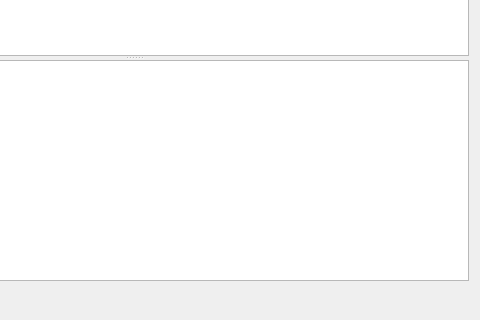
Before: the Qt Designer form Source/QtDialog/CMakeSetupDialog.ui in Kitware/CMake, drawn with Qt 5; both pictures show x 213 to 693 and y 262 to 582 of the 693 by 582 pixel window.
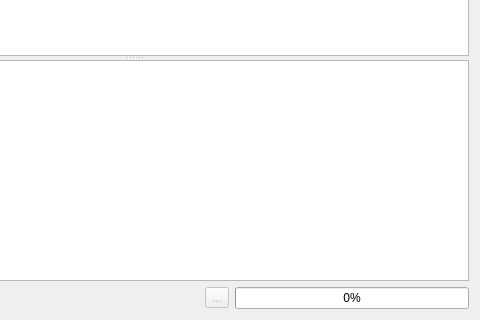
After: the same form once the commit is applied. Custom widgets are drawn as their Qt base class.

Commit message: ENH: remove status bar and move interrupt/progress next to configure/generate.

```diff
--- a/Source/QtDialog/CMakeSetupDialog.ui
+++ b/Source/QtDialog/CMakeSetupDialog.ui
@@ -183,6 +183,26 @@
        </property>
       </spacer>
      </item>
+     <item>
+      <widget class="QToolButton" name="InterruptButton" >
+       <property name="enabled" >
+        <bool>false</bool>
+       </property>
+       <property name="text" >
+        <string>...</string>
+       </property>
+      </widget>
+     </item>
+     <item>
+      <widget class="QProgressBar" name="ProgressBar" >
+       <property name="value" >
+        <number>0</number>
+       </property>
+       <property name="textVisible" >
+        <bool>true</bool>
+       </property>
+      </widget>
+     </item>
     </layout>
    </item>
   </layout>
```
The commit also changes 2 other files.
